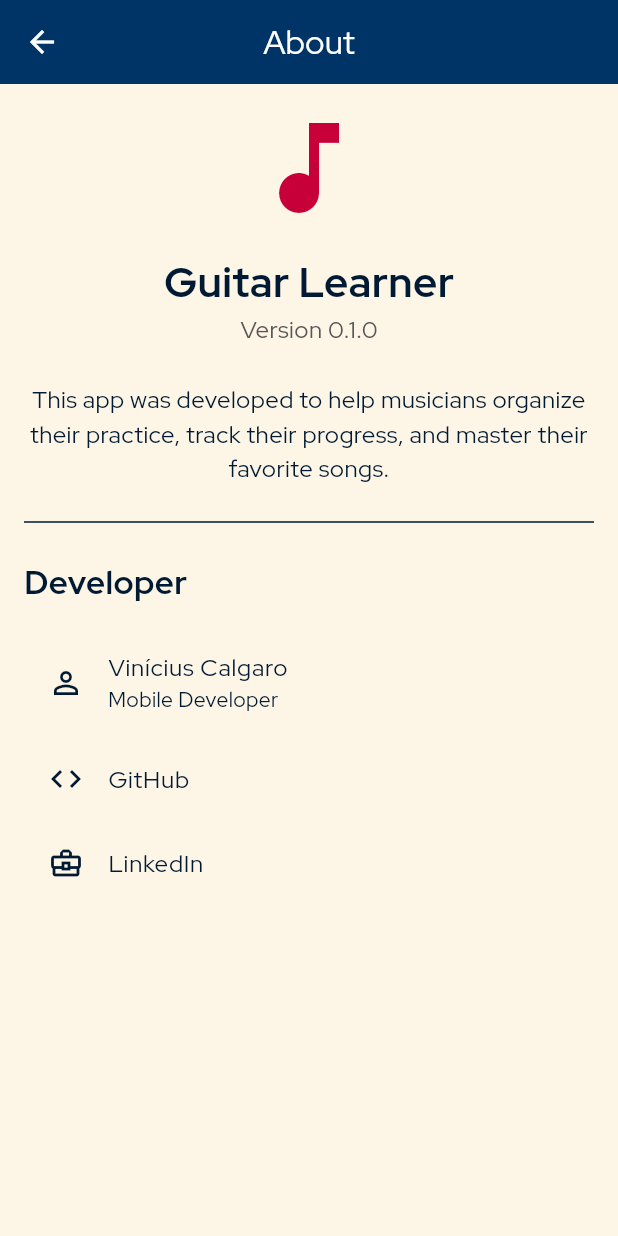
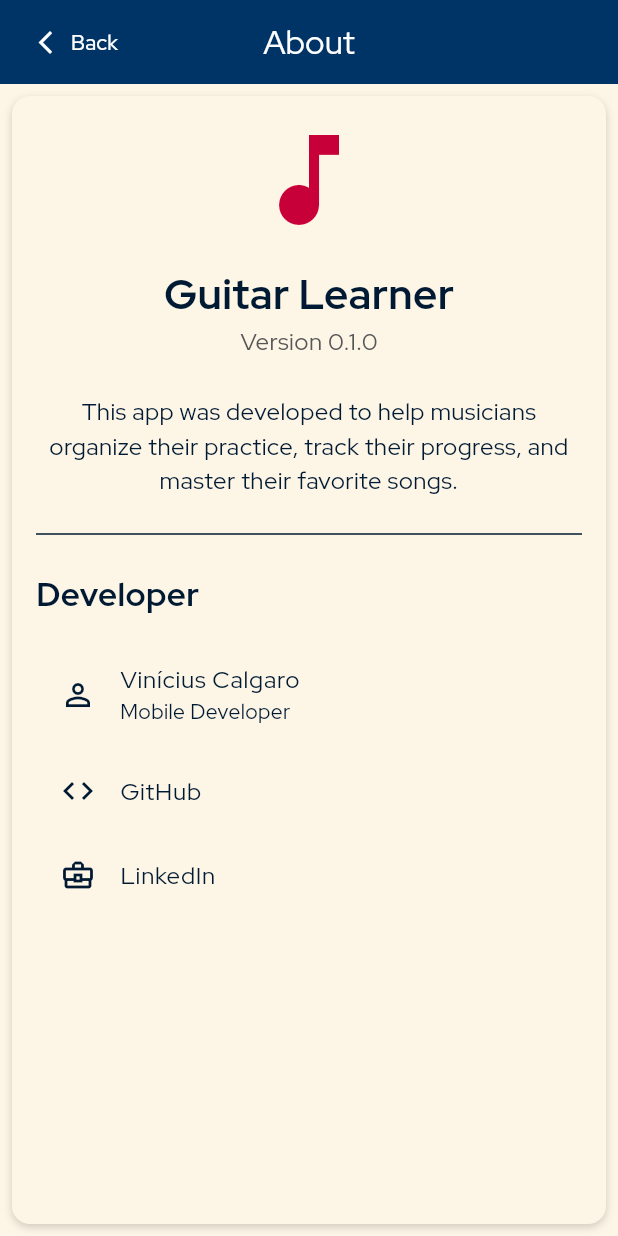
Before and after one commit to vinicalgaro/Guitar-Notebook, a Flutter app: the AboutPage screen opened by its route, on a phone screen of 412 x 824 dp. Run offline on Flutter 3.47's test engine with Material 3 defaults, Android fonts, the phone set to English and light mode, and no system bars; our stand-ins replace google_fonts, package_info_plus, shared_preferences; accounts and stored records are empty; generated files the repository leaves out were written again.

```diff
--- a/lib/main.dart
+++ b/lib/main.dart
@@ -1,6 +1,7 @@
 import 'package:flutter/material.dart';
 import 'package:flutter_gen/gen_l10n/app_localizations.dart';
 import 'package:guitar_learner/view/about_page.dart';
+import 'package:guitar_learner/view/cadastro_musica.dart';
 import 'package:guitar_learner/view/home_page.dart';
 import 'package:provider/provider.dart';
 
@@ -51,6 +52,10 @@ class MainApp extends StatelessWidget {
         switch (settings.name) {
           case AppRoutes.about:
             return _getRoute(const AboutPage());
+          case AppRoutes.editSong:
+            return _getRoute(const CadastroMusica(musica: null));
+          case AppRoutes.addSong:
+            return _getRoute(const CadastroMusica());
           default:
             return _getRoute(const HomePage());
         }
--- a/lib/routes/app_routes.dart
+++ b/lib/routes/app_routes.dart
@@ -2,5 +2,6 @@ class AppRoutes {
   static const String home = '/';
   static const String about = '/about';
   static const String addSong = '/add-song';
+  static const String editSong = '/edit-song';
   static const String playSong = '/play-song';
 }
--- a/lib/view/about_page.dart
+++ b/lib/view/about_page.dart
@@ -1,4 +1,5 @@
 import 'package:flutter/material.dart';
+import 'package:guitar_learner/widgets/default_page_scaffold.dart';
 import 'package:package_info_plus/package_info_plus.dart';
 import 'package:url_launcher/url_launcher.dart';
 import 'package:flutter_gen/gen_l10n/app_localizations.dart';
@@ -21,10 +22,8 @@ class AboutPage extends StatelessWidget {
 
   @override
   Widget build(BuildContext context) {
-    return Scaffold(
-      appBar: AppBar(
-        title: Text(AppLocalizations.of(context)!.about),
-      ),
+    return DefaultPageScaffold(
+      title: AppLocalizations.of(context)!.about,
       body: ListView(
         padding: const EdgeInsets.all(16.0),
         children: [
--- a/lib/view/home_drawer.dart
+++ b/lib/view/home_drawer.dart
@@ -4,7 +4,6 @@ import 'package:guitar_learner/extensions/navigation_extension.dart';
 import 'package:guitar_learner/routes/app_routes.dart';
 import 'package:provider/provider.dart';
 
-import '../theme/app_colors_extension.dart';
 import '../viewmodel/theme_viewmodel.dart';
 
 class HomeDrawer extends StatelessWidget {
--- /dev/null
+++ b/lib/widgets/default_page_scaffold.dart
@@ -0,0 +1,54 @@
+import 'package:flutter/material.dart';
+import 'package:guitar_learner/extensions/navigation_extension.dart';
+
+class DefaultPageScaffold extends StatelessWidget {
+  final String title;
+  final Widget body;
+  final List<Widget>? actions;
+  final Widget? floatingActionButton;
+
+  const DefaultPageScaffold({
+    super.key,
+    required this.title,
+    required this.body,
+    this.actions,
+    this.floatingActionButton,
+  });
+
+  @override
+  Widget build(BuildContext context) {
+    return Scaffold(
+      appBar: AppBar(
+        automaticallyImplyLeading: false,
+        title: Text(title),
+        actions: actions,
+        leading: TextButton.icon(
+          onPressed: context.goBack,
+          icon: const Icon(Icons.arrow_back_ios_new, size: 18),
+          label: Text(MaterialLocalizations.of(context).backButtonTooltip),
+          style: TextButton.styleFrom(
+            foregroundColor: Theme.of(context).appBarTheme.foregroundColor,
+            padding: EdgeInsets.zero,
+          ),
+        ),
+        leadingWidth: 100,
+      ),
+      body: Container(
+        margin: const EdgeInsets.all(8.0),
+        decoration: BoxDecoration(
+          color: Theme.of(context).colorScheme.surface,
+          borderRadius: BorderRadius.circular(12.0),
+          boxShadow: [
+            BoxShadow(
+              color: Colors.black.withOpacity(0.175),
+              blurRadius: 4,
+              offset: const Offset(0, 2),
+            ),
+          ],
+        ),
+        child: body,
+      ),
+      floatingActionButton: floatingActionButton,
+    );
+  }
+}
```
Also changed, not shown: lib/l10n/intl_en.arb (+8 -2 lines), lib/l10n/intl_pt.arb (+8 -2 lines), lib/view/cadastro_musica.dart (+82 -2 lines), lib/view/home_page.dart (+6 -2 lines), lib/generated/intl/messages_en.dart, lib/generated/intl/messages_pt.dart, lib/generated/l10n.dart.
